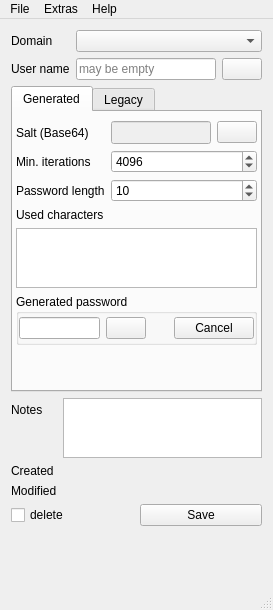
Before: the Qt Designer form ctSESAM/mainwindow.ui in 607011/Qt-SESAM, drawn with Qt 5.
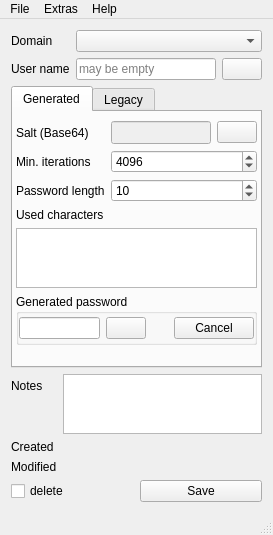
After: the same form once the commit is applied. The open tabs and pages were chosen to show the change. Icons and pictures are not drawn.

What changed in the file:
```diff
--- a/ctSESAM/mainwindow.ui
+++ b/ctSESAM/mainwindow.ui
@@ -7,7 +7,7 @@
     <x>0</x>
     <y>0</y>
     <width>273</width>
-    <height>610</height>
+    <height>535</height>
    </rect>
   </property>
   <property name="windowTitle">
```
Left out of the diff: 4 changed lines with no effect on the pictures.
